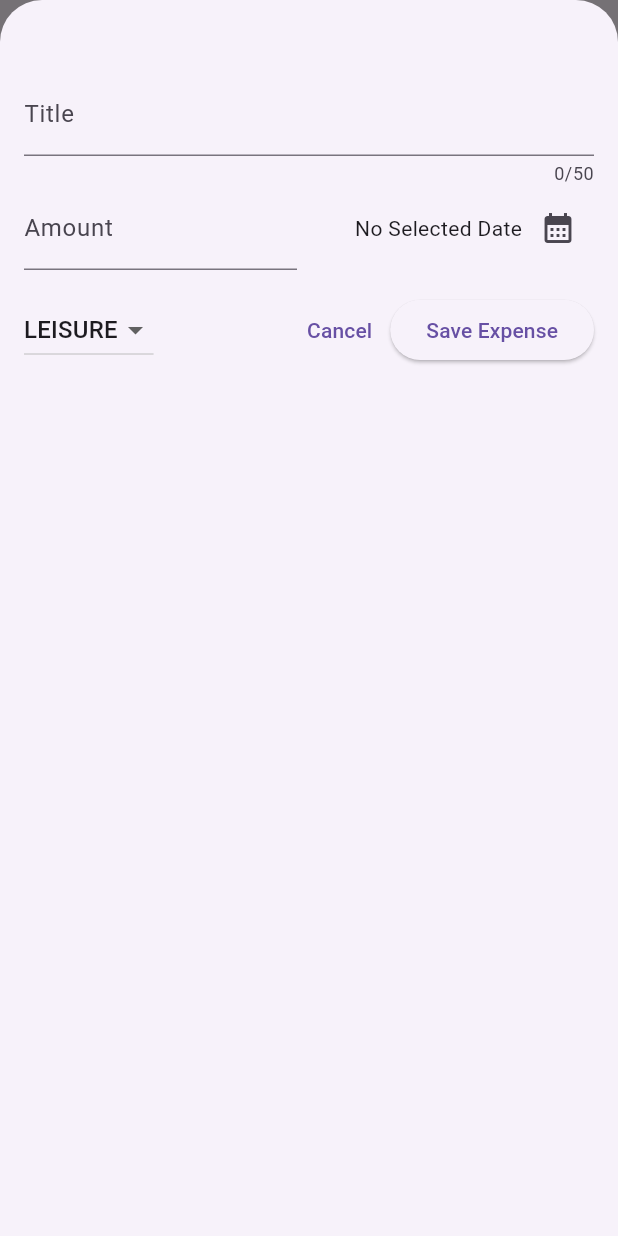
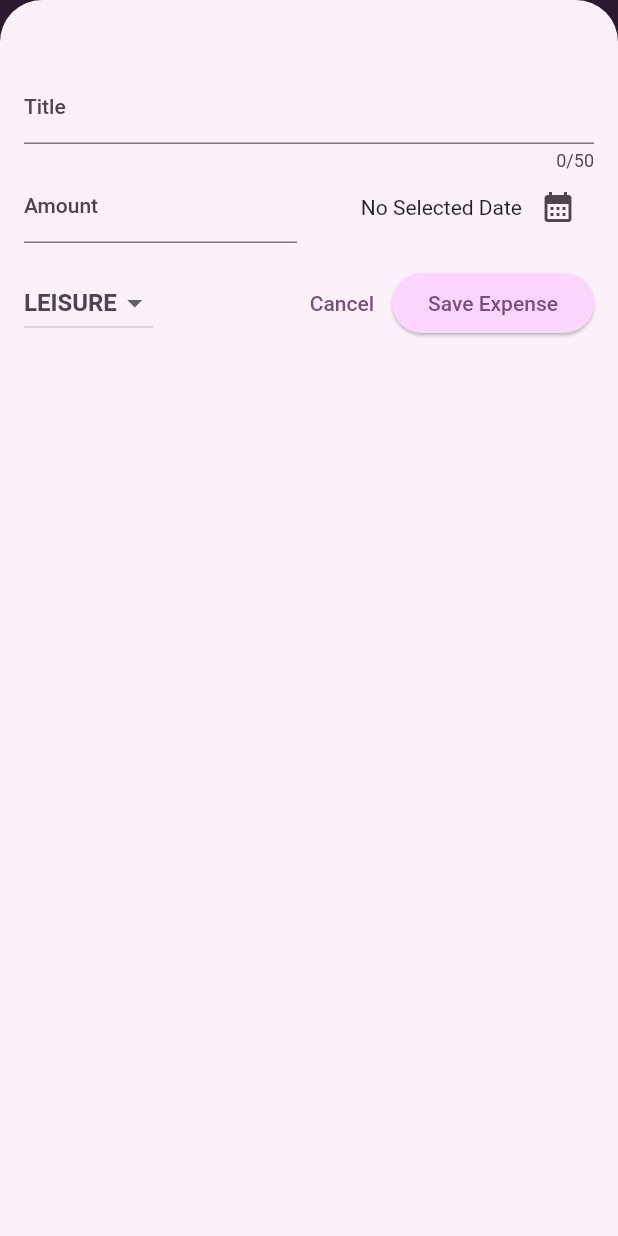
Before and after one commit to omerkincal/flutter_tracker, a Flutter app: the screen it shows after launch, after a tap on the "add" icon, on a phone screen of 412 x 824 dp. Run offline on Flutter 3.47's test engine with Material 2 defaults, Android fonts, the phone set to English and light mode, and no system bars.

Commit message:
undo button and theme

```diff
--- a/lib/main.dart
+++ b/lib/main.dart
@@ -2,10 +2,37 @@ import 'package:flutter/material.dart';
 
 import 'package:flutter_tracker/widgets/expenses.dart';
 
+var kColorScheme =
+    ColorScheme.fromSeed(seedColor: const Color.fromARGB(255, 197, 51, 234));
+
 void main() {
   runApp(
     MaterialApp(
-      theme: ThemeData(useMaterial3: true),
+      theme: ThemeData().copyWith(
+          useMaterial3: true,
+          colorScheme: kColorScheme,
+          appBarTheme: const AppBarTheme().copyWith(
+            backgroundColor: kColorScheme.onPrimaryContainer,
+            foregroundColor: kColorScheme.onError,
+          ),
+          cardTheme: const CardTheme().copyWith(
+            color: kColorScheme.secondaryContainer,
+            margin: const EdgeInsets.symmetric(horizontal: 16, vertical: 8),
+          ),
+          elevatedButtonTheme: ElevatedButtonThemeData(
+            style: ElevatedButton.styleFrom(
+                backgroundColor: kColorScheme.primaryContainer),
+          ),
+          textTheme: ThemeData().textTheme.copyWith(
+              titleLarge: TextStyle(
+                fontWeight: FontWeight.normal,
+                color: kColorScheme.onSecondaryContainer,
+                fontSize: 22,
+              ),
+              titleMedium: TextStyle(
+                  fontWeight: FontWeight.bold,
+                  color: kColorScheme.onSecondaryContainer,
+                  fontSize: 16))),
       home: const Expenses(),
     ),
   );
--- a/lib/widgets/expenses_list/expense_item.dart
+++ b/lib/widgets/expenses_list/expense_item.dart
@@ -16,8 +16,12 @@ class ExpensesItem extends StatelessWidget {
           vertical: 16,
         ),
         child: Column(
+          crossAxisAlignment: CrossAxisAlignment.start,
           children: [
-            Text(expense.title),
+            Text(
+              expense.title,
+              style: Theme.of(context).textTheme.titleMedium,
+            ),
             const SizedBox(height: 4),
             Row(
               children: [
```
Also changed, not shown: lib/widgets/expenses.dart (+15 -0 lines).
